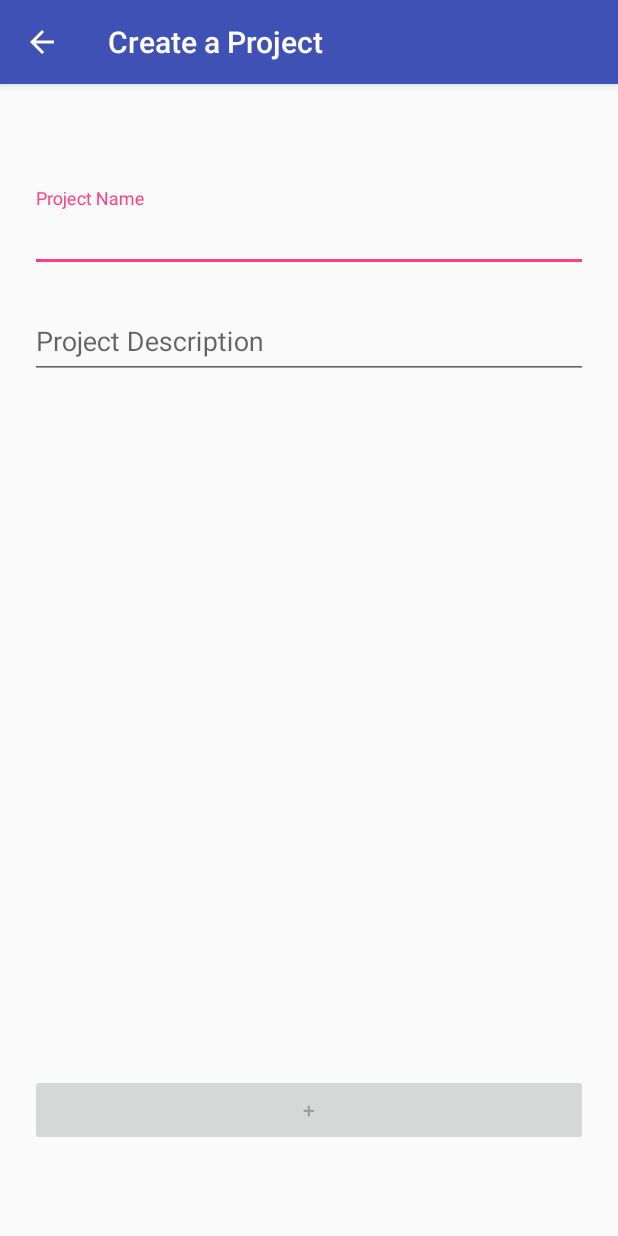
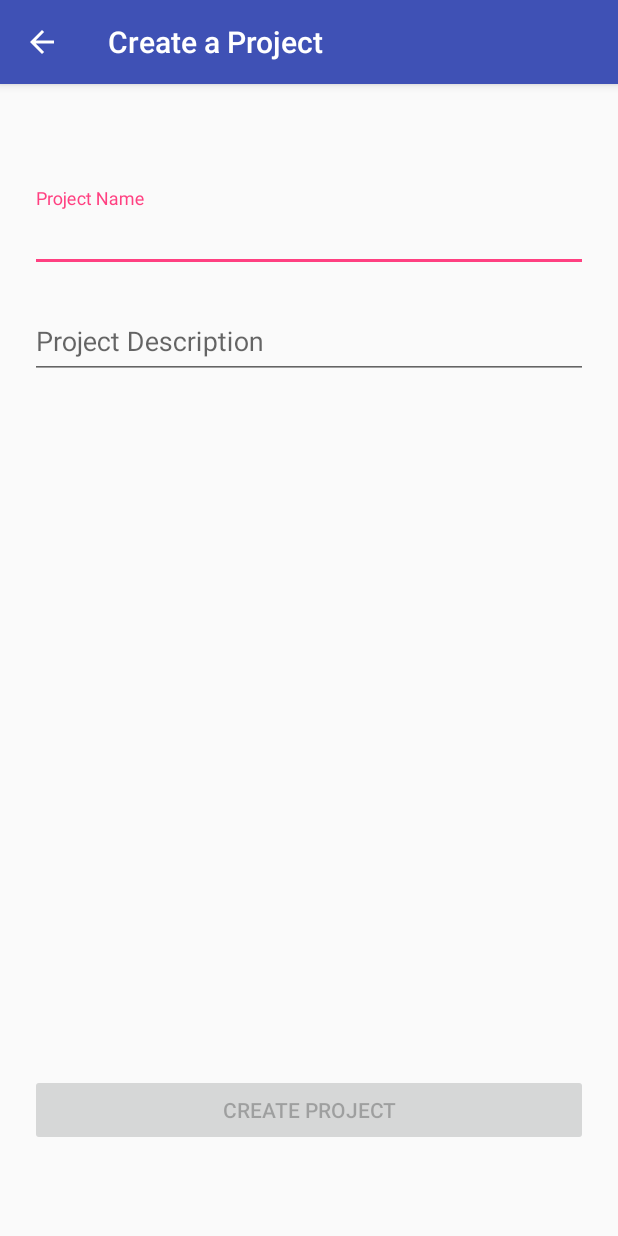
Before and after one commit to Macro303/Project_Fury, an Android app: the CreateProjectView screen opened directly, with no data from a screen before it, on a phone screen of 412 x 824 dp. Run offline under Robolectric (Android 15) with nearby library versions, the light colour scheme and no system bars; our stand-ins replace ButterKnife.

Commit message:
Minor Bug fixes

```diff
--- a/app/src/main/res/layout/list_header_dashboard_project.xml
+++ b/app/src/main/res/layout/list_header_dashboard_project.xml
@@ -12,7 +12,7 @@
 		android:layout_height="wrap_content"
 		android:layout_alignParentEnd="true"
 		android:layout_centerVertical="true"
-		android:text="@string/button_createProject"
+		android:text="@string/button_createProjectDashboard"
 		android:textAppearance="?android:attr/textAppearanceLarge"
 		android:textStyle="bold"/>
 
--- a/app/src/main/res/values/strings.xml
+++ b/app/src/main/res/values/strings.xml
@@ -20,7 +20,8 @@
 	<string name="button_login">Login</string>
 	<string name="button_register">Register Here</string>
 	<string name="button_createAccount">Create Account</string>
-	<string name="button_createProject">+</string>
+	<string name="button_createProject">Create Project</string>
+	<string name="button_createProjectDashboard">+</string>
 	<string name="button_projectInfo">Project</string>
 	<string name="button_taskInfo">Task</string>
 	<string name="button_addUser">Add User</string>
```
